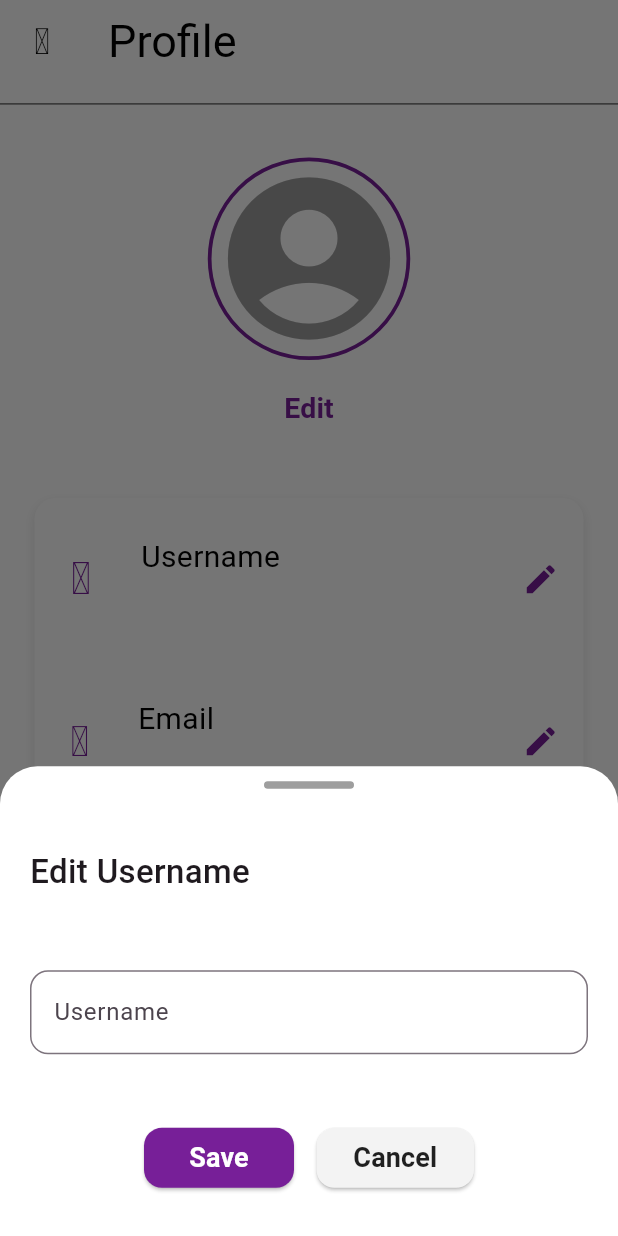
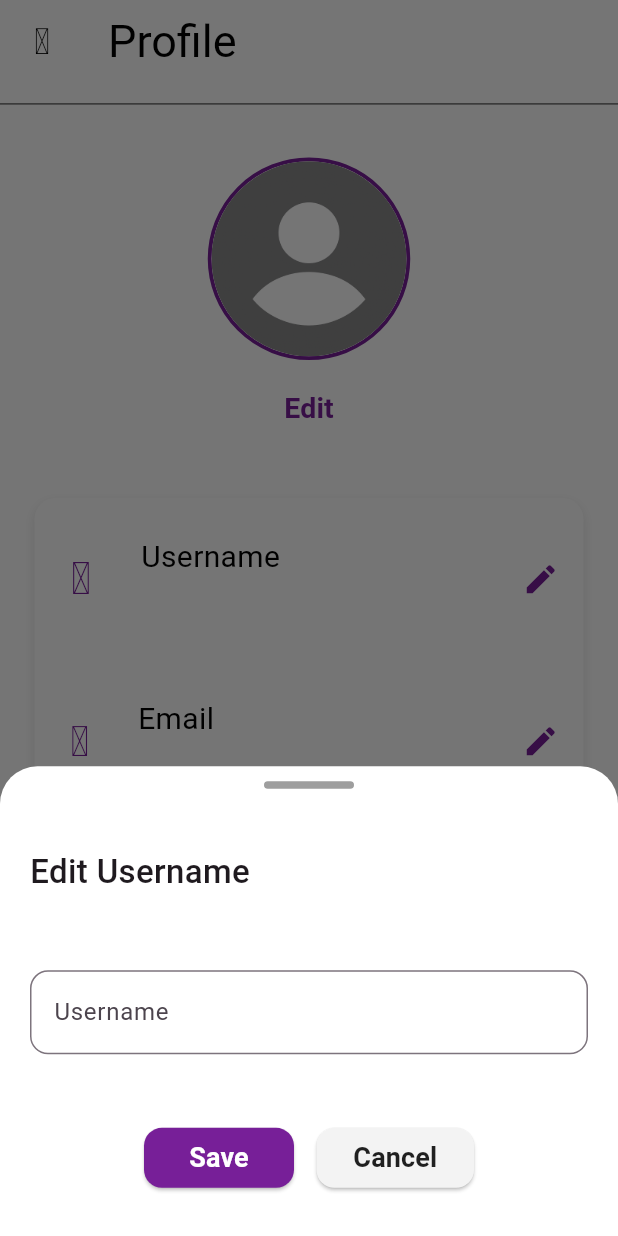
Before and after one commit to ZainabJameel300/UniFind, a Flutter app: the ProfilePage screen opened directly with empty values, after a tap on "Username", on a phone screen of 412 x 824 dp. Run offline on Flutter 3.47's test engine with Material 3 defaults, Android fonts, the phone set to English and light mode, and no system bars; our stand-ins replace cloud_firestore, dotted_border, firebase_auth, firebase_core, firebase_storage, image_picker and 3 more; accounts and stored records are empty; project files that could hold a hidden picture were left out.

Commit message:
Added deafault image into pages

```diff
--- a/lib/Pages/profile_page.dart
+++ b/lib/Pages/profile_page.dart
@@ -9,6 +9,7 @@ import 'package:unifind/Components/edit_bottom_sheet.dart';
 import 'package:unifind/Components/fullscreen_image.dart';
 import 'package:unifind/Components/image_bottomsheet.dart';
 import 'package:unifind/Components/my_appbar.dart';
+import 'package:unifind/Components/user_avatar.dart';
 import 'package:unifind/Pages/login.dart';
 
 class ProfilePage extends StatefulWidget {
@@ -102,8 +103,6 @@ class _ProfilePageState extends State<ProfilePage> {
 
   @override
   Widget build(BuildContext context) {
-    final avatarToShow = currentAvatar ?? "";
-
     return Scaffold(
       backgroundColor: Colors.white,
       appBar: MyAppbar(
@@ -125,15 +124,16 @@ class _ProfilePageState extends State<ProfilePage> {
             const SizedBox(height: 11),
 
             // Avatar
+            // Avatar
             Center(
               child: GestureDetector(
                 onTap: () {
-                  if (avatarToShow.isNotEmpty) {
+                  if (currentAvatar != null && currentAvatar!.isNotEmpty) {
                     Navigator.push(
                       context,
                       MaterialPageRoute(
                         builder: (context) =>
-                            FullScreenImage(imageUrl: avatarToShow),
+                            FullScreenImage(imageUrl: currentAvatar!),
                       ),
                     );
                   }
@@ -150,13 +150,11 @@ class _ProfilePageState extends State<ProfilePage> {
                     child: SizedBox(
                       width: 130,
                       height: 130,
-                      child: avatarToShow.isNotEmpty
-                          ? Image.network(avatarToShow, fit: BoxFit.cover)
-                          : const Icon(
-                              Icons.account_circle,
-                              size: 130,
-                              color: Colors.grey,
-                            ),
+                      child: UserAvatar(
+                        avatarUrl: currentAvatar ?? "",
+                        radius:
+                            65, // half of width/height to match CircleAvatar
+                      ),
                     ),
                   ),
                 ),
```
Also changed, not shown: lib/Pages/Account_page.dart (+2 -7 lines), lib/Pages/potenialmatch.dart (+6 -11 lines).
